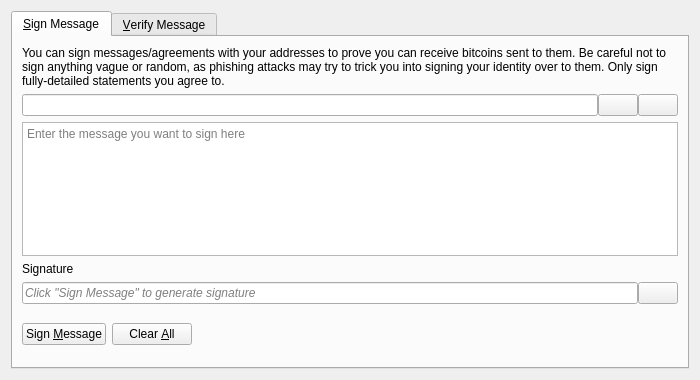
This is src/qt/forms/signverifymessagedialog.ui in jimmypound/bitmark as Qt 5 draws it before an edit. The edited form follows.
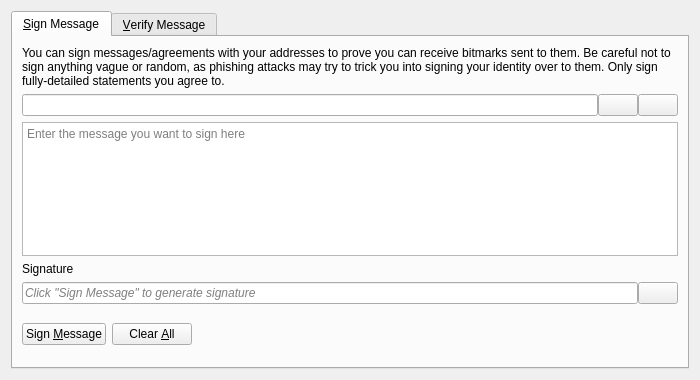
This is the edited form. Icons and pictures are not drawn. Custom widgets are drawn as their Qt base class.

Commit message: Apply Bitmark v.0.9.7.4 source code changes to Bitcoin version 27.x

Diff of the .ui file:
```diff
--- a/src/qt/forms/signverifymessagedialog.ui
+++ b/src/qt/forms/signverifymessagedialog.ui
@@ -30,7 +30,7 @@
        <item>
         <widget class="QLabel" name="infoLabel_SM">
          <property name="text">
-          <string>You can sign messages/agreements with your addresses to prove you can receive bitcoins sent to them. Be careful not to sign anything vague or random, as phishing attacks may try to trick you into signing your identity over to them. Only sign fully-detailed statements you agree to.</string>
+          <string>You can sign messages/agreements with your addresses to prove you can receive bitmarks sent to them. Be careful not to sign anything vague or random, as phishing attacks may try to trick you into signing your identity over to them. Only sign fully-detailed statements you agree to.</string>
          </property>
          <property name="textFormat">
           <enum>Qt::PlainText</enum>
```
Left out of the diff: 8 changed lines with no effect on the pictures. The commit also changes 379 other files.
